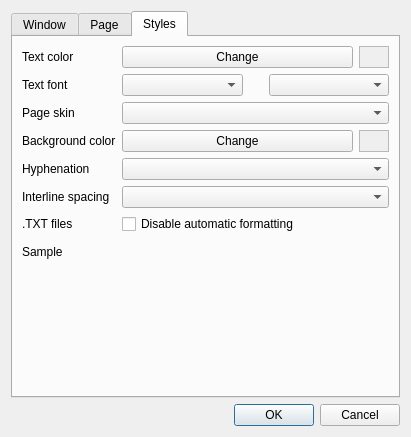
First picture: the form in cr3qt/src/settings.ui, repository buggins/coolreader, before the edit.
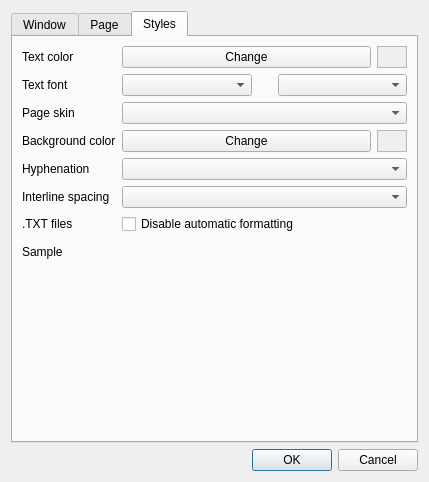
Second picture: the form after the edit. The open tabs and pages were chosen to show the change. Icons and pictures are not drawn. Custom widgets are drawn as their Qt base class.

```diff
--- a/cr3qt/src/settings.ui
+++ b/cr3qt/src/settings.ui
@@ -9,8 +9,8 @@
    <rect>
     <x>0</x>
     <y>0</y>
-    <width>411</width>
-    <height>437</height>
+    <width>429</width>
+    <height>482</height>
    </rect>
   </property>
   <property name="sizePolicy">
```
Left out of the diff: 2 changed lines with no effect on the pictures.
